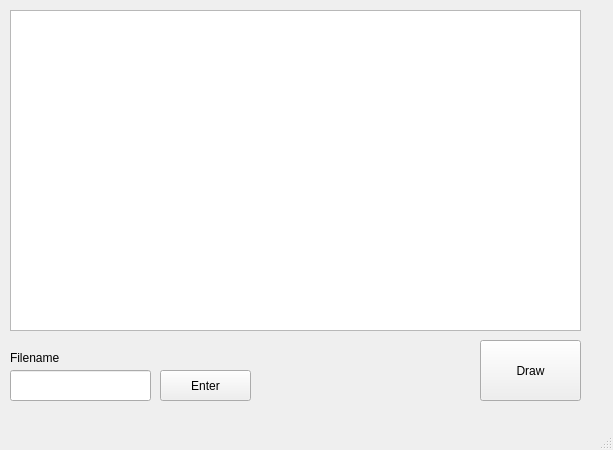
Old version of the form Project13Qt/mainwindow.ui in the repository Florcher/Educational-lesson.
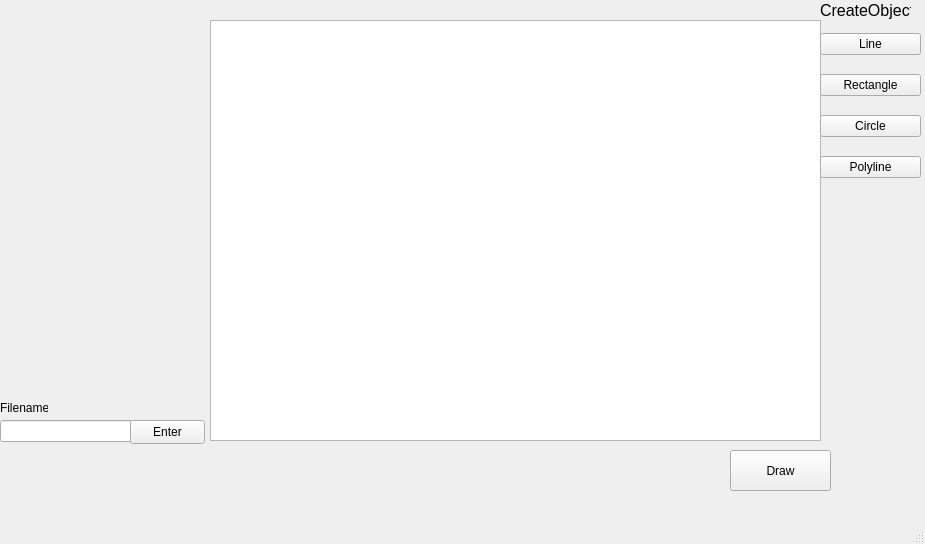
New version of the form.

Commit message: Create options add

The edit to the form file:
```diff
--- a/Project13Qt/mainwindow.ui
+++ b/Project13Qt/mainwindow.ui
@@ -6,43 +6,21 @@
    <rect>
     <x>0</x>
     <y>0</y>
-    <width>613</width>
-    <height>450</height>
+    <width>925</width>
+    <height>544</height>
    </rect>
   </property>
-  <property name="minimumSize">
-   <size>
-    <width>613</width>
-    <height>450</height>
-   </size>
-  </property>
-  <property name="maximumSize">
-   <size>
-    <width>613</width>
-    <height>450</height>
-   </size>
-  </property>
   <property name="windowTitle">
    <string>MainWindow</string>
   </property>
   <widget class="QWidget" name="centralwidget">
-   <widget class="QGraphicsView" name="graphicsView">
-    <property name="geometry">
-     <rect>
-      <x>10</x>
-      <y>10</y>
-      <width>571</width>
-      <height>321</height>
-     </rect>
-    </property>
-   </widget>
    <widget class="QPushButton" name="btnDraw">
     <property name="geometry">
      <rect>
-      <x>480</x>
-      <y>340</y>
+      <x>730</x>
+      <y>450</y>
       <width>101</width>
-      <height>61</height>
+      <height>41</height>
      </rect>
     </property>
     <property name="text">
@@ -52,20 +30,20 @@
    <widget class="QLineEdit" name="lineEdit">
     <property name="geometry">
      <rect>
-      <x>10</x>
-      <y>370</y>
-      <width>141</width>
-      <height>31</height>
+      <x>0</x>
+      <y>420</y>
+      <width>133</width>
+      <height>22</height>
      </rect>
     </property>
    </widget>
    <widget class="QPushButton" name="btnEnter">
     <property name="geometry">
      <rect>
-      <x>160</x>
-      <y>370</y>
-      <width>91</width>
-      <height>31</height>
+      <x>130</x>
+      <y>420</y>
+      <width>75</width>
+      <height>24</height>
      </rect>
     </property>
     <property name="text">
@@ -75,9 +53,9 @@
    <widget class="QLabel" name="label">
     <property name="geometry">
      <rect>
-      <x>10</x>
-      <y>350</y>
-      <width>49</width>
+      <x>0</x>
+      <y>400</y>
+      <width>48</width>
       <height>16</height>
      </rect>
     </property>
@@ -85,6 +63,69 @@
      <string>Filename</string>
     </property>
    </widget>
+   <widget class="QGraphicsView" name="graphicsView">
+    <property name="geometry">
+     <rect>
+      <x>210</x>
+      <y>20</y>
+      <width>611</width>
+      <height>421</height>
+     </rect>
+    </property>
+   </widget>
+   <widget class="QLabel" name="DrawObject">
+    <property name="geometry">
+     <rect>
+      <x>820</x>
+      <y>0</y>
+      <width>91</width>
+      <height>21</height>
+     </rect>
+    </property>
+    <property name="text">
+     <string>&lt;html&gt;&lt;head/&gt;&lt;body&gt;&lt;p align=&quot;justify&quot;&gt;&lt;span style=&quot; font-size:12pt;&quot;&gt;CreateObject&lt;/span&gt;&lt;/p&gt;&lt;/body&gt;&lt;/html&gt;</string>
+    </property>
+   </widget>
+   <widget class="QWidget" name="layoutWidget">
+    <property name="geometry">
+     <rect>
+      <x>820</x>
+      <y>20</y>
+      <width>101</width>
+      <height>171</height>
+     </rect>
+    </property>
+    <layout class="QVBoxLayout" name="verticalLayout">
+     <item>
+      <widget class="QPushButton" name="btnCreateLine">
+       <property name="text">
+        <string>Line</string>
+       </property>
+      </widget>
+     </item>
+     <item>
+      <widget class="QPushButton" name="btnCreateRectangle">
+       <property name="text">
+        <string>Rectangle</string>
+       </property>
+      </widget>
+     </item>
+     <item>
+      <widget class="QPushButton" name="btnCreateCircle">
+       <property name="text">
+        <string>Circle</string>
+       </property>
+      </widget>
+     </item>
+     <item>
+      <widget class="QPushButton" name="btnCreatePolyline">
+       <property name="text">
+        <string>Polyline</string>
+       </property>
+      </widget>
+     </item>
+    </layout>
+   </widget>
   </widget>
   <widget class="QMenuBar" name="menubar">
    <property name="geometry">
```
Left out of the diff: 2 changed lines with no effect on the pictures. The commit also changes 17 other files.
